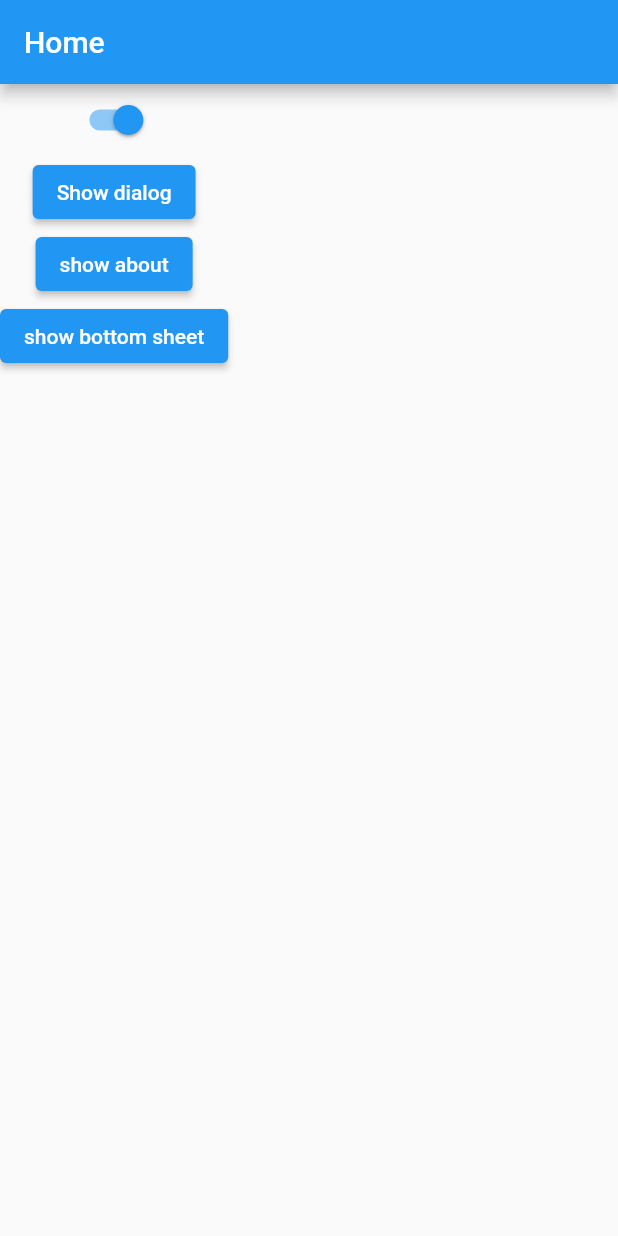
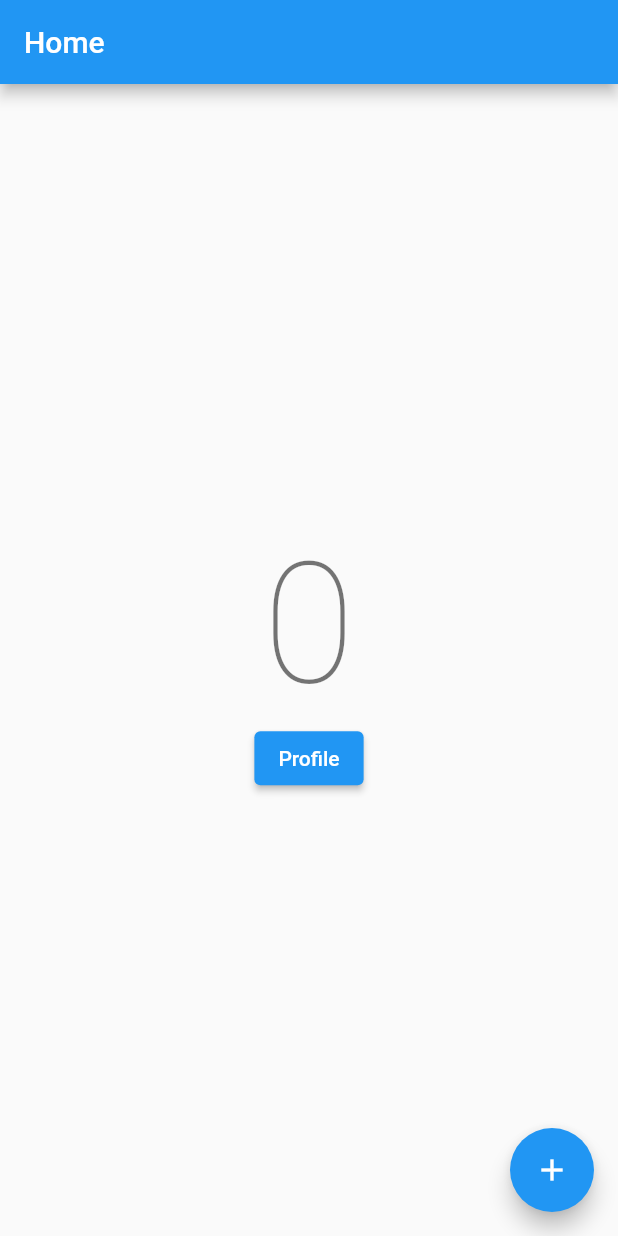
Before and after one commit to saem10/Flutter_project, a Flutter app: the screen it shows after launch, on a phone screen of 412 x 824 dp. Run offline on Flutter 3.47's test engine with Material 2 defaults, Android fonts, the phone set to English and light mode, and no system bars.

Commit message:
stateful widget, counting number application

```diff
--- a/lib/main.dart
+++ b/lib/main.dart
@@ -1,80 +1,115 @@
 import 'package:flutter/material.dart';
 
-void main(){
-  runApp(Myapp());
+void main() {
+  runApp(MyApp());
 }
-class Myapp extends StatelessWidget {
-   Myapp({super.key});
+
+class MyApp extends StatelessWidget {
+  MyApp({super.key});
 
   @override
   Widget build(BuildContext context) {
     return MaterialApp(
-      home: Home(),
+      home: CounterScreen(),
     );
   }
 }
-class Home extends StatelessWidget {
-  const Home({super.key});
 
+/*class Home extends StatelessWidget {
+  Home({super.key});
+  int counter = 0;
   @override
   Widget build(BuildContext context) {
     return Scaffold(
       appBar: AppBar(
         title: Text('Home'),
       ),
-      body: Column(
-        children: [
-          Switch(value: true, onChanged: (bool value){}),
-          ElevatedButton(onPressed: (){
-            showDialog(
-              barrierDismissible: false,
-              context: context, builder: (context)=>AlertDialog(
-              title: Text('Alert'),
-              content: Text('You are in danger'),
-              actions: [
-                TextButton(onPressed: (){
-                  Navigator.pop(context);
-                }, child: Text('Cancle')),
-                TextButton(onPressed: (){
-                  // Action
-                }, child: Text('ok')),
-              ],
+      body: Center(
+        child: Text(
+        counter.toString(),
+          style: Theme.of(context).textTheme.displayLarge,
+        ),
+      ),
+      floatingActionButton: FloatingActionButton(
+        onPressed: () {
+          counter = counter + 1 ;
+          print(counter);
+        },
+        child: Icon(Icons.add),
+      ),
+    );
+  }
+}*/
+class CounterScreen extends StatefulWidget {
+  const CounterScreen({super.key});
+
+  @override
+  State<CounterScreen> createState() => _CounterState();
+}
+
+class _CounterState extends State<CounterScreen> {
+  int counter = 0;
+  @override
+  Widget build(BuildContext context) {
+    return Scaffold(
+      appBar: AppBar(
+        title: Text('Home'),
+      ),
+      body: Center(
+        child: Column(
+          mainAxisAlignment: MainAxisAlignment.center,
+          children: [
+            Text(
+              counter.toString(),
+              style: Theme.of(context).textTheme.displayLarge,
             ),
-            );
-          }, child: Text('Show dialog'),),
-          ElevatedButton(
-              onPressed: () {
-                showAboutDialog(
-                  context: context,
-                  applicationName: 'Chete',
-                  applicationVersion: '0.0.1',
-                );
-              },
-              child: Text('show about')),
-          ElevatedButton(onPressed: (){
-            showModalBottomSheet(
-                isDismissible: true,
-                barrierColor: Colors.blueGrey ,
-                backgroundColor: Colors.grey.shade100,
-                shape: RoundedRectangleBorder(
-                  borderRadius: BorderRadius.only(
-                    topRight: Radius.circular(12),
-                    topLeft: Radius.circular(12),
-                  )
-                ),
-                context: context, builder: (context){
-              return Padding(
-                padding: const EdgeInsets.all(8.0),
-                child: Column(children: [
-                  Center(
-                    child: Text('This is bottom sheet'),
-                  ),
-                ],),
-              );
-            });
-          }, child: Text('show bottom sheet'))
-        ],
+            ElevatedButton(
+                onPressed: () {
+                  Navigator.push(
+                    context,
+                    MaterialPageRoute(
+                      builder: (context) => ProfileScreen(userName: "Tultul"),
+                    ),
+                  );
+                },
+                child: Text("Profile"))
+          ],
+        ),
+      ),
+      floatingActionButton: FloatingActionButton(
+        onPressed: () {
+          counter = counter + 1 ;
+          print(counter);
+          setState(() {});
+        },
+        child: Icon(Icons.add),
       ),
     );
   }
 }
+
+// Widger class
+class ProfileScreen extends StatefulWidget {
+  final String userName;
+  const ProfileScreen({super.key, required this.userName});
+  @override
+  State<ProfileScreen> createState() => _ProfileScreenState();
+}
+
+// state class
+// state class -> widget class
+class _ProfileScreenState extends State<ProfileScreen> {
+  @override
+  Widget build(BuildContext context) {
+    return Scaffold(
+      appBar: AppBar(
+        title: Text('Profile'),
+      ),
+      body:Center(
+        child: Text(widget.userName ),
+      )
+
+
+    );
+  }
+}
```
